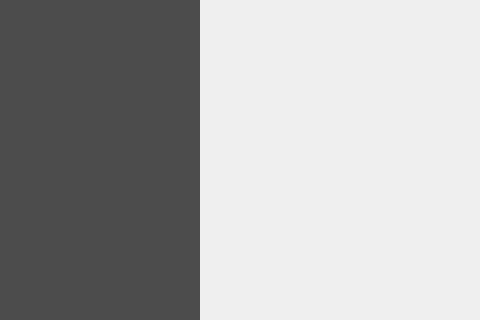
Qt form adminmenuform.ui (thenewcoder/school-administration-system) before a commit; both pictures show x 0 to 480 and y 395 to 715 of the 872 by 715 pixel window.
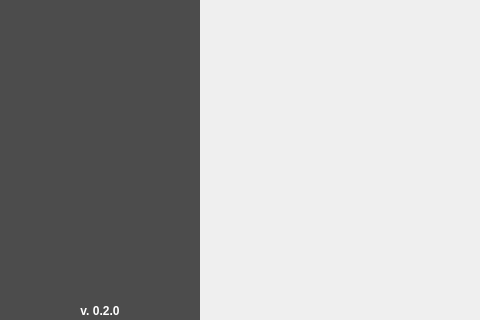
The same form after that commit. Icons and pictures are not drawn.

Commit message: Added app version label to bottom of the left menu list

```diff
--- a/adminmenuform.ui
+++ b/adminmenuform.ui
@@ -26,13 +26,15 @@
 	icon-size: 32px  32px;
 	border-top: 2px solid white;
 }
+
 #menuListWidget::item { 
 	border-bottom: 2px solid white; 
 	padding: 2px 0px 2px 2px;
 }
+
 #menuListWidget::item::selected { background-color:  rgb(153, 153, 153); }
 
-#topPanel {
+#topPanel, #AppVersionFrame {
 	background-color: rgb(76, 76, 76);
 }
 
@@ -40,13 +42,20 @@
 	color: white;
 }
 
+#lblAppVersion { 
+	color: white;
+	font-weight: bold;
+ }
+
 #lblMenuSchoolLogo {
 	background-color: rgb(76, 76, 76);
 }
 
 QTableView {
 	alternate-background-color: #ddffff;
-}</string>
+}
+
+</string>
   </property>
   <layout class="QHBoxLayout" name="horizontalLayout_2" stretch="0,1">
    <property name="spacing">
@@ -68,7 +77,7 @@
     <number>0</number>
    </property>
    <item>
-    <layout class="QVBoxLayout" name="LeftSideLayout" stretch="0,0">
+    <layout class="QVBoxLayout" name="LeftSideLayout" stretch="0,0,0">
      <property name="spacing">
       <number>0</number>
      </property>
@@ -261,6 +270,88 @@
        </item>
       </widget>
      </item>
+     <item>
+      <widget class="QFrame" name="AppVersionFrame">
+       <property name="sizePolicy">
+        <sizepolicy hsizetype="Expanding" vsizetype="Minimum">
+         <horstretch>0</horstretch>
+         <verstretch>0</verstretch>
+        </sizepolicy>
+       </property>
+       <property name="minimumSize">
+        <size>
+         <width>200</width>
+         <height>0</height>
+        </size>
+       </property>
+       <property name="maximumSize">
+        <size>
+         <width>150</width>
+         <height>16777215</height>
+        </size>
+       </property>
+       <property name="frameShape">
+        <enum>QFrame::NoFrame</enum>
+       </property>
+       <property name="frameShadow">
+        <enum>QFrame::Plain</enum>
+       </property>
+       <layout class="QVBoxLayout" name="verticalLayout">
+        <property name="spacing">
+         <number>0</number>
+        </property>
+        <property name="leftMargin">
+         <number>0</number>
+        </property>
+        <property name="topMargin">
+         <number>0</number>
+        </property>
+        <property name="rightMargin">
+         <number>0</number>
+        </property>
+        <property name="bottomMargin">
+         <number>2</number>
+        </property>
+        <item>
+         <widget class="QLabel" name="lblAppVersion">
+          <property name="sizePolicy">
+           <sizepolicy hsizetype="Preferred" vsizetype="Preferred">
+            <horstretch>0</horstretch>
+            <verstretch>0</verstretch>
+           </sizepolicy>
+          </property>
+          <property name="minimumSize">
+           <size>
+            <width>200</width>
+            <height>0</height>
+           </size>
+          </property>
+          <property name="maximumSize">
+           <size>
+            <width>150</width>
+            <height>16777215</height>
+           </size>
+          </property>
+          <property name="frameShape">
+           <enum>QFrame::NoFrame</enum>
+          </property>
+          <property name="frameShadow">
+           <enum>QFrame::Plain</enum>
+          </property>
+          <property name="text">
+           <string>v. 0.2.0</string>
+          </property>
+          <property name="textFormat">
+           <enum>Qt::PlainText</enum>
+          </property>
+          <property name="alignment">
+           <set>Qt::AlignCenter</set>
+          </property>
+         </widget>
+        </item>
+       </layout>
+      </widget>
+     </item>
     </layout>
    </item>
    <item>
```
The commit also changes 3 other files.
